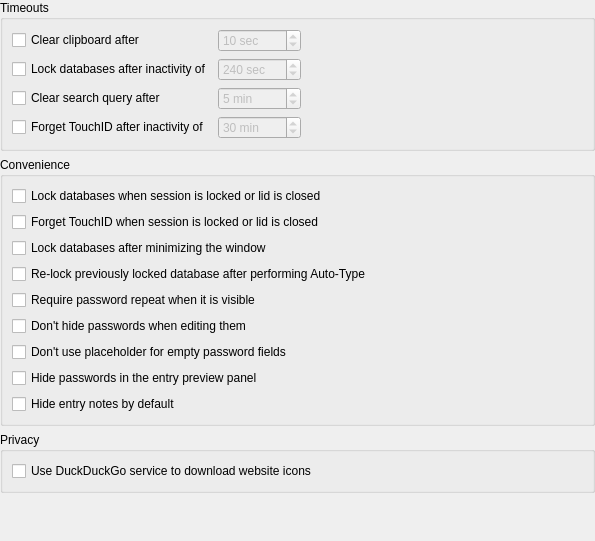
This is src/gui/ApplicationSettingsWidgetSecurity.ui in DavisMcCue/cs4540_sp2020_g09-KeepassXC as Qt 5 draws it before an edit. The edited form follows.
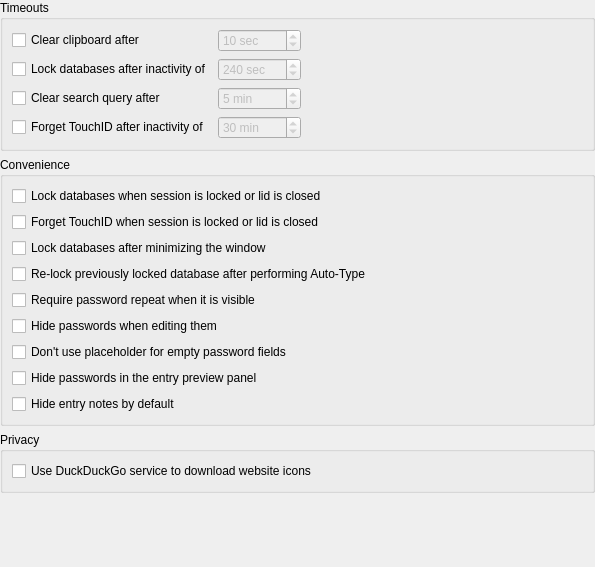
This is the edited form.

Commit message:
Make settings checkbox text positive
Previous text "Don't hide passwords when editing them" was confusing,
it has been changed to "Hide passwords when editing them."
The setting has been changed internally to reflect this.

What changed in the file:
```diff
--- a/src/gui/ApplicationSettingsWidgetSecurity.ui
+++ b/src/gui/ApplicationSettingsWidgetSecurity.ui
@@ -7,7 +7,7 @@
     <x>0</x>
     <y>0</y>
     <width>595</width>
-    <height>541</height>
+    <height>567</height>
    </rect>
   </property>
   <layout class="QVBoxLayout" name="verticalLayout">
@@ -232,7 +232,7 @@
       <item>
        <widget class="QCheckBox" name="passwordCleartextCheckBox">
         <property name="text">
-         <string>Don't hide passwords when editing them</string>
+         <string>Hide passwords when editing them</string>
         </property>
        </widget>
       </item>
```
Left out of the diff: 4 changed lines with no effect on the pictures. The commit also changes 4 other files.
